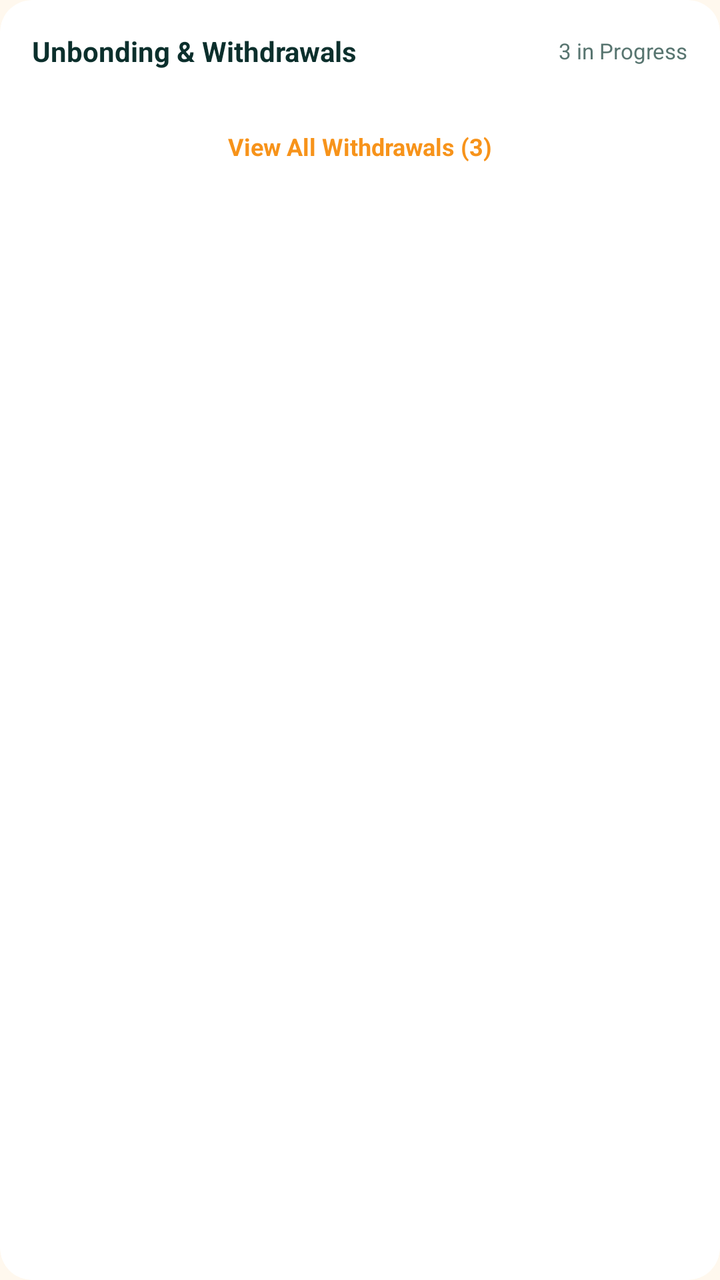
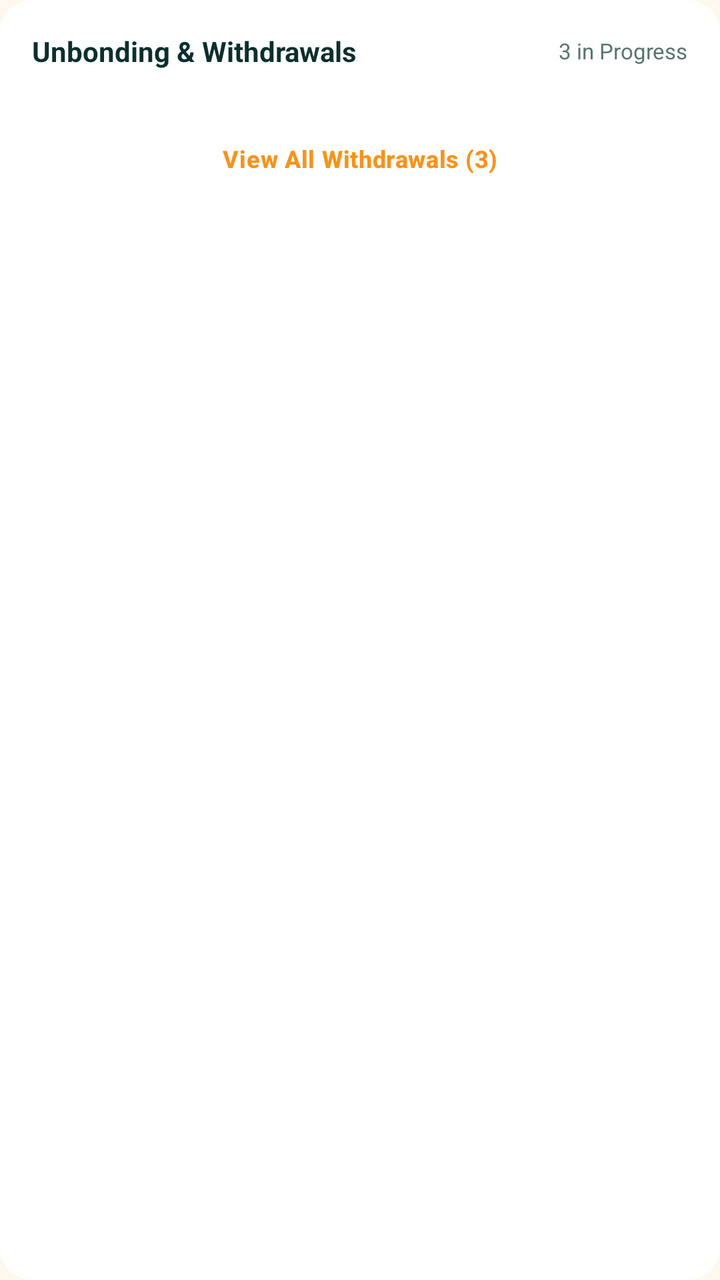

Compare the two renders of this Android layout. The source of the first and the diff that turns it into the second are given below.
<!-- AndroidManifest.xml: application theme AppTheme -->
<!-- res/layout/card_unbonding_summary.xml -->
<androidx.cardview.widget.CardView
    xmlns:android="http://schemas.android.com/apk/res/android"
    xmlns:app="http://schemas.android.com/apk/res-auto"
    android:layout_width="match_parent"
    android:layout_height="wrap_content"
    android:layout_marginTop="16dp"
    app:cardBackgroundColor="@color/colorSurface"
    app:cardCornerRadius="16dp"
    app:cardElevation="0dp">

    <LinearLayout
        android:layout_width="match_parent"
        android:layout_height="wrap_content"
        android:orientation="vertical"
        android:padding="16dp">

        
        <LinearLayout
            android:layout_width="match_parent"
            android:layout_height="wrap_content"
            android:orientation="horizontal"
            android:gravity="center_vertical"
            android:paddingBottom="12dp">

            <TextView
                android:layout_width="0dp"
                android:layout_height="wrap_content"
                android:layout_weight="1"
                android:text="Unbonding &amp; Withdrawals"
                android:textColor="@color/colorTextPrimary"
                android:textSize="14sp"
                android:textStyle="bold"/>

            <TextView
                android:id="@+id/tvCountBadge"
                android:layout_width="wrap_content"
                android:layout_height="wrap_content"
                android:text="3 in Progress"
                android:textColor="@color/colorTextTertiary"
                android:textSize="11sp"/>
        </LinearLayout>

        
        <LinearLayout
            android:id="@+id/layoutLatestItemsContainer"
            android:layout_width="match_parent"
            android:layout_height="wrap_content"
            android:orientation="vertical"/>

        
        <TextView
            android:id="@+id/btnViewMoreUnbonding"
            android:layout_width="match_parent"
            android:layout_height="wrap_content"
            android:layout_marginTop="8dp"
            android:gravity="center"
            android:padding="10dp"
            android:text="View All Withdrawals (3)"
            android:textColor="#F7931A"
            android:textSize="12sp"
            android:textStyle="bold"
            android:background="?attr/selectableItemBackground"/>

    </LinearLayout>
</androidx.cardview.widget.CardView>
<!-- resources referenced by this layout -->
<resources>
  <style name="AppTheme" parent="Theme.MaterialComponents.DayNight.NoActionBar">
          <item name="popupMenuStyle">@style/HarvanaPopupMenu</item>
          <item name="actionOverflowMenuStyle">@style/HarvanaPopupMenu</item>
          
          <item name="spinnerStyle">@style/HarvanaSpinner</item>
          <item name="materialButtonStyle">@style/HarvanaButton</item>
          <item name="materialButtonOutlinedStyle">@style/HarvanaButton.Outlined</item>
          
          <item name="homeAsUpIndicator">@drawable/ic_nav_back</item>
          
          <item name="android:textViewStyle">@style/HarvanaTextView</item>
          <item name="appBarColor">@color/colorBackground</item>
          <item name="onAppBarColor">@color/colorTextPrimary</item>
          <item name="colorSecondary">@color/colorAccent</item>
          <item name="colorOnSecondary">@color/colorTextOnAccent</item>
          <item name="colorPrimaryVariant">@color/colorAccentDark</item>
          <item name="colorSecondaryVariant">@color/colorAccentDark</item>
          <item name="colorError">@color/colorError</item>
          <item name="colorOnError">@color/colorTextPrimaryWhite</item>
          <item name="colorControlActivated">@color/colorAccent</item>
          <item name="colorControlNormal">@color/colorControlNormal</item>
          <item name="colorControlHighlight">@color/colorAccentRipple</item>
          <item name="android:textColorHighlight">@color/colorAccentStroke</item>
          <item name="android:textColorLink">@color/colorAccentStrong</item>
          <item name="android:editTextColor">@color/colorTextPrimary</item>
          <item name="android:navigationBarColor">@color/colorBackground</item>
          <item name="colorPrimary">@color/colorAccent</item>
          <item name="colorPrimaryDark">@color/colorAccentStrong</item>
          <item name="colorAccent">@color/colorAccent</item>
          <item name="colorSurface">@color/colorSurface</item>
          <item name="colorOnPrimary">@color/colorTextOnAccent</item>
          <item name="colorOnSurface">@color/colorTextPrimary</item>
          <item name="colorOnBackground">@color/colorTextPrimary</item>
          <item name="colorOnSurfaceVariant">@color/colorTextSecondary</item>
          <item name="android:textColorPrimary">@color/colorTextPrimary</item>
          <item name="android:textColorSecondary">@color/colorTextSecondary</item>
          <item name="android:textColorHint">@color/colorTextTertiary</item>
          <item name="android:statusBarColor">?attr/appBarColor</item>
          <item name="android:windowLightStatusBar">true</item>
          <item name="android:windowBackground">@color/colorBackground</item>
          <item name="alertDialogTheme">@style/HarvanaAlertDialog</item>
          <item name="materialAlertDialogTheme">@style/HarvanaAlertDialog</item>
          <item name="bottomSheetDialogTheme">@style/HarvanaBottomSheetDialog</item>
      </style>
  <!-- unchanged entries left out for length: 28 -->
</resources>

<!-- the commit's change to res/layout/card_unbonding_summary.xml (unified diff, before → after) -->
@@ -48,7 +48,7 @@
             android:orientation="vertical"/>
 
         
-        <TextView
+        <com.google.android.material.button.MaterialButton
             android:id="@+id/btnViewMoreUnbonding"
             android:layout_width="match_parent"
             android:layout_height="wrap_content"
@@ -59,7 +59,8 @@
             android:textColor="#F7931A"
             android:textSize="12sp"
             android:textStyle="bold"
-            android:background="?attr/selectableItemBackground"/>
+	style="@style/Widget.MaterialComponents.Button.TextButton"
+	android:textAllCaps="false"/>
 
     </LinearLayout>
 </androidx.cardview.widget.CardView>
<!-- resource entries referenced after the edit -->
@@ -7,6 +7,9 @@
           <item name="spinnerStyle">@style/HarvanaSpinner</item>
           <item name="materialButtonStyle">@style/HarvanaButton</item>
           <item name="materialButtonOutlinedStyle">@style/HarvanaButton.Outlined</item>
+          <item name="textInputStyle">@style/Harvana.TextInputLayout</item>
+          <item name="materialCardViewStyle">@style/Harvana.Card</item>
+          <item name="borderlessButtonStyle">@style/HarvanaButton.Text</item>
           
           <item name="homeAsUpIndicator">@drawable/ic_nav_back</item>
           
@@ -44,6 +47,30 @@
           <item name="materialAlertDialogTheme">@style/HarvanaAlertDialog</item>
           <item name="bottomSheetDialogTheme">@style/HarvanaBottomSheetDialog</item>
       </style>
+  <style name="Harvana.TextInputLayout" parent="Widget.MaterialComponents.TextInputLayout.OutlinedBox">
+          <item name="boxCornerRadiusTopStart">12dp</item>
+          <item name="boxCornerRadiusTopEnd">12dp</item>
+          <item name="boxCornerRadiusBottomStart">12dp</item>
+          <item name="boxCornerRadiusBottomEnd">12dp</item>
+          <item name="boxStrokeColor">@color/colorAccent</item>
+          <item name="hintTextColor">@color/colorAccent</item>
+          <item name="android:textColorHint">@color/colorTextTertiary</item>
+      </style>
+  <style name="Harvana.Card" parent="Widget.MaterialComponents.CardView">
+          <item name="cardBackgroundColor">@color/colorSurface</item>
+          <item name="cardCornerRadius">16dp</item>
+          <item name="cardElevation">0dp</item>
+          <item name="strokeColor">@color/colorCardStroke</item>
+          <item name="strokeWidth">1dp</item>
+          <item name="rippleColor">@color/colorAccentRipple</item>
+      </style>
+  <style name="HarvanaButton.Text" parent="Widget.MaterialComponents.Button.TextButton">
+          <item name="cornerRadius">12dp</item>
+          <item name="android:textAllCaps">false</item>
+          <item name="android:textStyle">bold</item>
+          <item name="android:textColor">@color/colorAccentStrong</item>
+          <item name="rippleColor">@color/colorAccentRipple</item>
+      </style>
   <!-- unchanged entries left out for length: 28 -->
 </resources>
 
